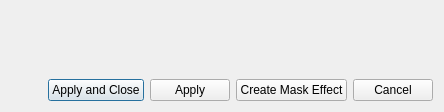
This is krita/ui/forms/wdgfilterdialog.ui in KDE/krita as Qt 5 draws it before an edit. The edited form follows.
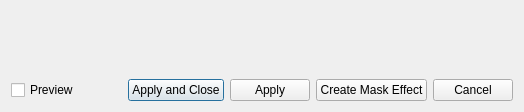
This is the edited form. Custom widgets are drawn as their Qt base class.

Commit message: add preview checkbox to filters, temporary mask ins't hidden yet CCBUG:273862

The edit to the form file:
```diff
--- a/krita/ui/forms/wdgfilterdialog.ui
+++ b/krita/ui/forms/wdgfilterdialog.ui
@@ -6,7 +6,7 @@
    <rect>
     <x>0</x>
     <y>0</y>
-    <width>444</width>
+    <width>524</width>
     <height>112</height>
    </rect>
   </property>
@@ -14,7 +14,7 @@
    <string>Dialog</string>
   </property>
   <layout class="QGridLayout">
-   <item row="0" column="0" colspan="5">
+   <item row="0" column="0" colspan="6">
     <widget class="KisFilterSelectorWidget" name="filterSelection" native="true">
      <property name="sizePolicy">
       <sizepolicy hsizetype="MinimumExpanding" vsizetype="MinimumExpanding">
@@ -24,7 +24,7 @@
      </property>
     </widget>
    </item>
-   <item row="1" column="0">
+   <item row="1" column="1">
     <spacer>
      <property name="orientation">
       <enum>Qt::Horizontal</enum>
@@ -37,7 +37,7 @@
      </property>
     </spacer>
    </item>
-   <item row="1" column="1">
+   <item row="1" column="2">
     <widget class="QPushButton" name="pushButtonOk">
      <property name="text">
       <string>Apply and Close</string>
@@ -47,14 +47,14 @@
      </property>
     </widget>
    </item>
-   <item row="1" column="2">
+   <item row="1" column="3">
     <widget class="QPushButton" name="pushButtonApply">
      <property name="text">
       <string>Apply</string>
      </property>
     </widget>
    </item>
-   <item row="1" column="3">
+   <item row="1" column="4">
     <widget class="QPushButton" name="pushButtonCreateMaskEffect">
      <property name="enabled">
       <bool>true</bool>
@@ -64,13 +64,20 @@
      </property>
     </widget>
    </item>
-   <item row="1" column="4">
+   <item row="1" column="5">
     <widget class="QPushButton" name="pushButtonCancel">
      <property name="text">
       <string>Cancel</string>
      </property>
     </widget>
    </item>
+   <item row="1" column="0">
+    <widget class="QCheckBox" name="checkBoxPreview">
+     <property name="text">
+      <string>Preview</string>
+     </property>
+    </widget>
+   </item>
   </layout>
  </widget>
  <customwidgets>
```
The commit also changes 2 other files.
